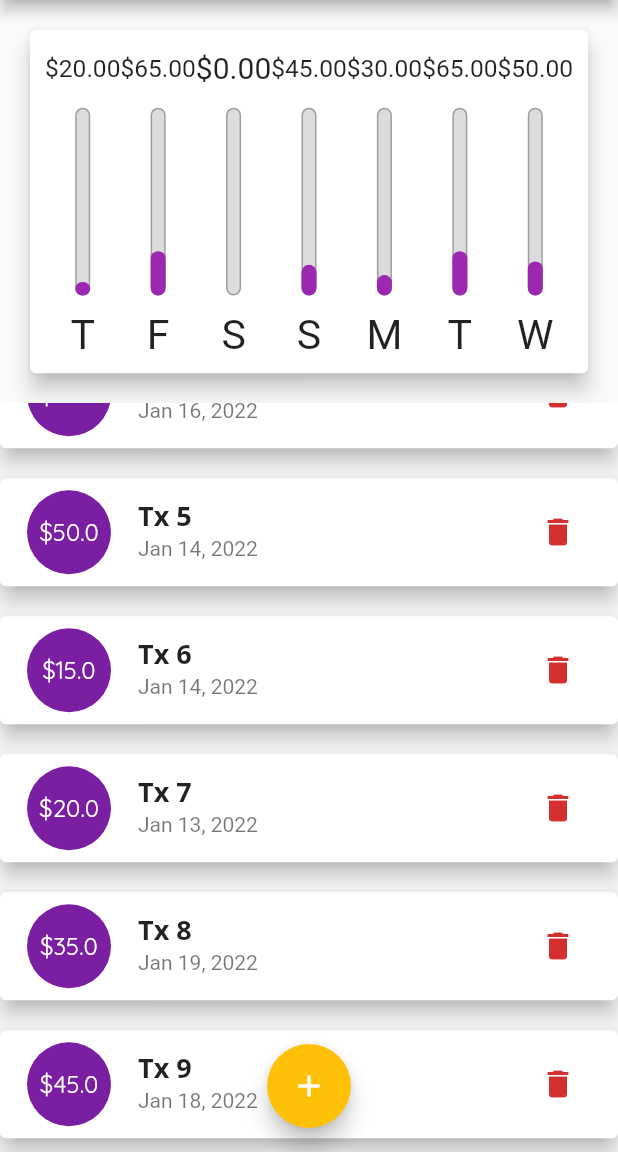
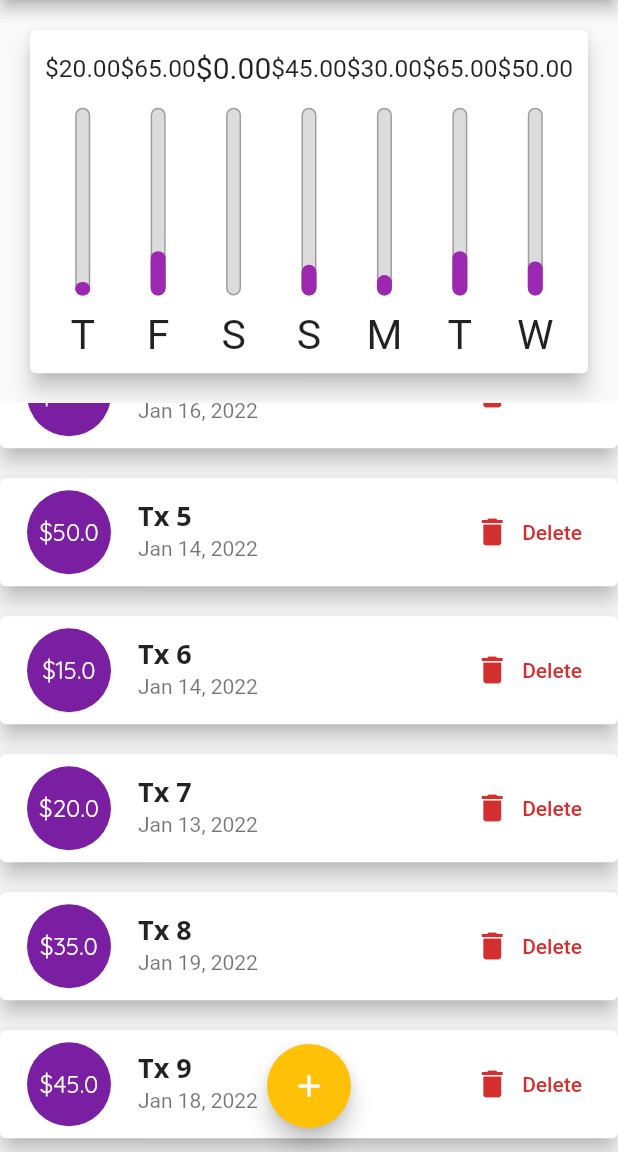
Before and after one commit to kheldar666/flutter-course, a Flutter app: the screen it shows after launch, scrolled down 328 dp, on a phone screen of 412 x 824 dp, the part 84-1236 px from its top. Run offline on Flutter 3.47's test engine with Material 2 defaults, Android fonts, the light colour scheme and no system bars; our stand-ins replace animated_text_kit, audioplayers, cloud_firestore, firebase_auth, firebase_core, flutter_dotenv and 4 more; accounts and stored records are empty.

Commit message:
Displaying TextButton when there is enough size instead of just an IconButton

```diff
--- a/Expense Planner/expense_planner/lib/widgets/transaction_list.dart
+++ b/Expense Planner/expense_planner/lib/widgets/transaction_list.dart
@@ -37,7 +37,18 @@ class TransactionList extends StatelessWidget {
                       style: Theme.of(context).textTheme.headline6,
                     ),
                     subtitle: Text(DateFormat.yMMMd().format(tx.date)),
-                    trailing: IconButton(
+                    trailing: MediaQuery.of(context).size.width > 360
+                        ? TextButton.icon(
+                            icon: const Icon(Icons.delete),
+                            label: const Text('Delete'),
+                            onPressed: () {
+                              deleteCallback(tx.id);
+                            },
+                            style: TextButton.styleFrom(
+                              primary: Theme.of(context).errorColor,
+                            ),
+                          )
+                        : IconButton(
                             icon: const Icon(Icons.delete),
                             color: Theme.of(context).errorColor,
                             onPressed: () {
```
Lines whose indentation alone changed are shown as unchanged.
